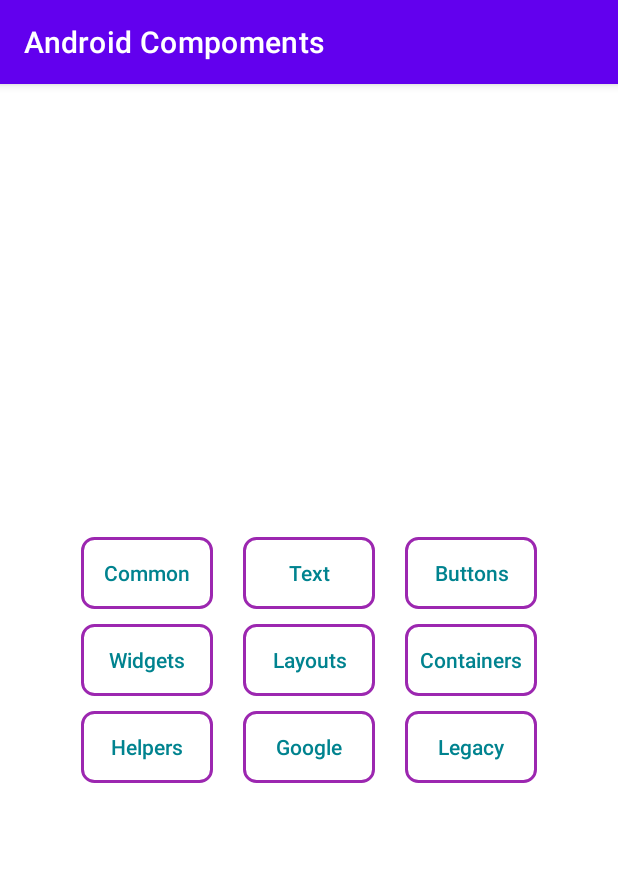
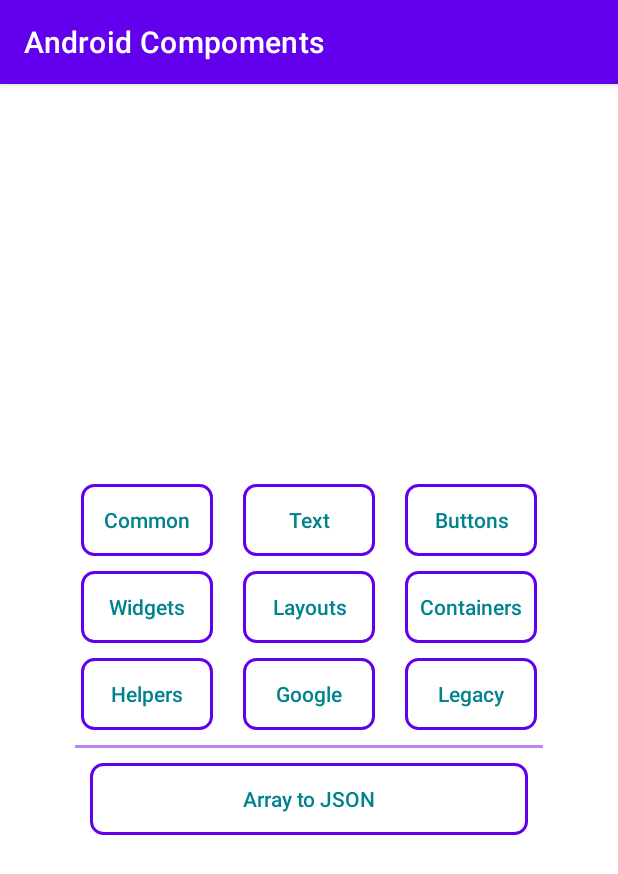
Before and after one commit to ShahedMohammadHridoy/android-common, an Android app: the screen it shows after launch (MainActivity), on a phone screen of 412 x 824 dp. Shown: the top 874 px of the screen. Run offline under Robolectric (Android 15) with nearby library versions, the phone set to English and light mode, and no system bars.

Commit message:
array to json

```diff
--- a/app/src/main/AndroidManifest.xml
+++ b/app/src/main/AndroidManifest.xml
@@ -12,11 +12,13 @@
         android:theme="@style/Theme.AndroidComponents"
         tools:targetApi="31">
         <activity
+            android:name=".arraytojson.RootArrayToJsonActivity"
+            android:exported="false" />
+        <activity
             android:name=".ButtonsCheckBoxActivity"
             android:exported="false"
             android:label="@string/checkbox"
             android:parentActivityName=".RootButtonActivity" />
-
         <activity
             android:name=".ButtonsImageButtonActivity"
             android:exported="false"
--- a/app/src/main/java/com/shahed/androidcomponents/MainActivity.java
+++ b/app/src/main/java/com/shahed/androidcomponents/MainActivity.java
@@ -1,6 +1,5 @@
 package com.shahed.androidcomponents;
 
-import android.content.DialogInterface;
 import android.content.Intent;
 import android.os.Bundle;
 import android.widget.Button;
@@ -8,9 +7,11 @@ import android.widget.Button;
 import androidx.appcompat.app.AlertDialog;
 import androidx.appcompat.app.AppCompatActivity;
 
+import com.shahed.androidcomponents.arraytojson.RootArrayToJsonActivity;
+
 public class MainActivity extends AppCompatActivity {
 
-    Button common_button, button_text, button_button;
+    Button button_common, button_text, button_button, button_array_to_json;
 
     @Override
     protected void onCreate(Bundle savedInstanceState) {
@@ -18,21 +19,26 @@ public class MainActivity extends AppCompatActivity {
         setContentView(R.layout.activity_main);
 
 //        Initialization
-        common_button = findViewById(R.id.button_common);
-        button_text = (Button) findViewById(R.id.button_text);
-        button_button = (Button) findViewById(R.id.button_button);
+        button_common = findViewById(R.id.button_common);
+        button_text = findViewById(R.id.button_text);
+        button_button = findViewById(R.id.button_button);
+        button_array_to_json = findViewById(R.id.button_array_to_json);
 
 
-        common_button.setOnClickListener(v -> {
-            Intent intent = new Intent(MainActivity.this, RootCommonActivity.class);
+        button_common.setOnClickListener(v -> {
+            Intent intent = new Intent(this, RootCommonActivity.class);
             startActivity(intent);
         });
         button_text.setOnClickListener(view -> {
-            Intent intent = new Intent(MainActivity.this, RootTextActivity.class);
+            Intent intent = new Intent(this, RootTextActivity.class);
             startActivity(intent);
         });
         button_button.setOnClickListener(view -> {
-            Intent intent = new Intent(MainActivity.this, RootButtonActivity.class);
+            Intent intent = new Intent(this, RootButtonActivity.class);
+            startActivity(intent);
+        });
+        button_array_to_json.setOnClickListener(view -> {
+            Intent intent = new Intent(this, RootArrayToJsonActivity.class);
             startActivity(intent);
         });
 
--- a/app/src/main/res/drawable/button_bg.xml
+++ b/app/src/main/res/drawable/button_bg.xml
@@ -3,7 +3,7 @@
     <corners android:radius="8dp" />
     <stroke
         android:width="2dp"
-        android:color="#9C27B0" />
+        android:color="@color/purple_500" />
 
     <!--    <gradient-->
     <!--        android:angle="45"-->
--- a/app/src/main/res/layout/activity_main.xml
+++ b/app/src/main/res/layout/activity_main.xml
@@ -129,6 +129,26 @@
                     android:textColor="#00838F" />
             </LinearLayout>
 
+            <TextView
+                android:layout_width="match_parent"
+                android:layout_height="2dp"
+                android:layout_marginStart="50dp"
+                android:layout_marginTop="10dp"
+                android:layout_marginEnd="50dp"
+                android:background="@color/purple_200" />
+
+            <androidx.appcompat.widget.AppCompatButton
+                android:id="@+id/button_array_to_json"
+                android:layout_width="match_parent"
+                android:layout_height="wrap_content"
+                android:layout_marginStart="60dp"
+                android:layout_marginTop="10dp"
+                android:layout_marginEnd="60dp"
+                android:background="@drawable/button_bg"
+                android:text="@string/array_to_json"
+                android:textAllCaps="false"
+                android:textColor="#00838F" />
+
 
         </LinearLayout>
     </ScrollView>
--- a/app/src/main/res/values/colors.xml
+++ b/app/src/main/res/values/colors.xml
@@ -7,4 +7,7 @@
     <color name="teal_700">#FF018786</color>
     <color name="black">#FF000000</color>
     <color name="white">#FFFFFFFF</color>
+
+
+    <color name="primary_text_color">#00838F</color>
 </resources>
--- a/app/src/main/res/values/strings.xml
+++ b/app/src/main/res/values/strings.xml
@@ -38,4 +38,5 @@
     <string name="warning_message">You\'re about to exit the app. Are you sure want to exit?</string>
     <string name="exit">Exit</string>
     <string name="cancel">Cancel</string>
+    <string name="array_to_json">Array to JSON</string>
 </resources>
```
Also changed, not shown: app/src/main/java/com/shahed/androidcomponents/arraytojson/RootArrayToJsonActivity.java (added, +50 -0 lines), app/src/main/java/com/shahed/androidcomponents/arraytojson/model/ItemModel.java (added, +29 -0 lines), app/src/main/res/layout/activity_root_array_to_json.xml (added, +23 -0 lines).
